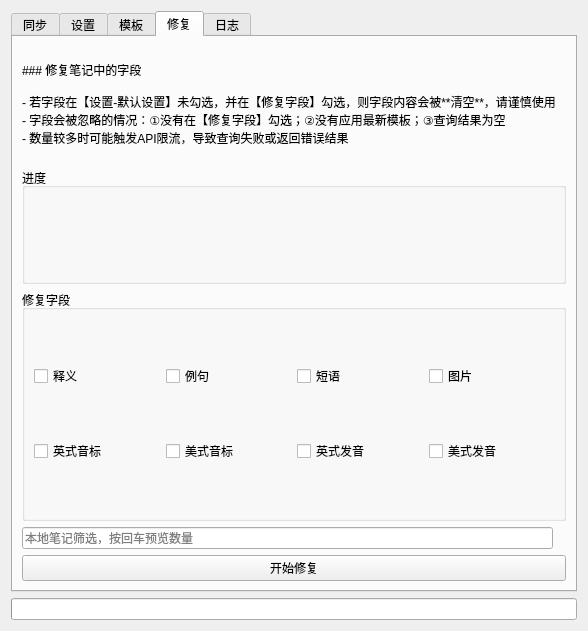
Above: addon/UIForm/main_ui.ui from joexzh/Dict2Anki-ng before the change. Below: the same form after it.
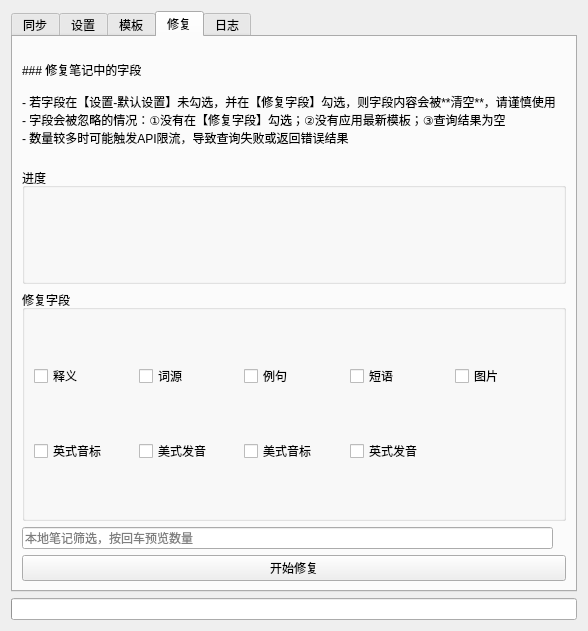
That is the form after the change. The open tabs and pages were chosen to show the change. Icons and pictures are not drawn. Custom widgets are drawn as their Qt base class.

Commit message: ft-etym: add etymology checkbox option in repair page

Diff of the .ui file:
```diff
--- a/addon/UIForm/main_ui.ui
+++ b/addon/UIForm/main_ui.ui
@@ -722,6 +722,27 @@
           <string>修复字段</string>
          </property>
          <layout class="QGridLayout" name="gridLayout_5">
+          <item row="0" column="3">
+           <widget class="QCheckBox" name="repairPhraseCB">
+            <property name="text">
+             <string>短语</string>
+            </property>
+           </widget>
+          </item>
+          <item row="2" column="0">
+           <widget class="QCheckBox" name="repairBrEPhoneticCB">
+            <property name="text">
+             <string>英式音标</string>
+            </property>
+           </widget>
+          </item>
+          <item row="0" column="4">
+           <widget class="QCheckBox" name="repairImgCB">
+            <property name="text">
+             <string>图片</string>
+            </property>
+           </widget>
+          </item>
           <item row="0" column="0">
            <widget class="QCheckBox" name="repairDefCB">
             <property name="text">
@@ -729,55 +750,41 @@
             </property>
            </widget>
           </item>
-          <item row="0" column="1">
+          <item row="0" column="2">
            <widget class="QCheckBox" name="repairSentenceCB">
             <property name="text">
              <string>例句</string>
             </property>
            </widget>
           </item>
-          <item row="0" column="2">
-           <widget class="QCheckBox" name="repairPhraseCB">
+          <item row="0" column="1">
+           <widget class="QCheckBox" name="repairEtymCB">
             <property name="text">
-             <string>短语</string>
+             <string>词源</string>
             </property>
            </widget>
           </item>
-          <item row="0" column="3">
-           <widget class="QCheckBox" name="repairImgCB">
-            <property name="text">
-             <string>图片</string>
-            </property>
-           </widget>
-          </item>
-          <item row="1" column="0">
-           <widget class="QCheckBox" name="repairBrEPhoneticCB">
-            <property name="text">
-             <string>英式音标</string>
-            </property>
-           </widget>
-          </item>
-          <item row="1" column="1">
-           <widget class="QCheckBox" name="repairAmEPhoneticCB">
-            <property name="text">
-             <string>美式音标</string>
-            </property>
-           </widget>
-          </item>
-          <item row="1" column="2">
-           <widget class="QCheckBox" name="repairBrEPronCB">
-            <property name="text">
-             <string>英式发音</string>
-            </property>
-           </widget>
-          </item>
-          <item row="1" column="3">
+          <item row="2" column="1">
            <widget class="QCheckBox" name="repairAmEPronCB">
             <property name="text">
              <string>美式发音</string>
             </property>
            </widget>
           </item>
+          <item row="2" column="3">
+           <widget class="QCheckBox" name="repairBrEPronCB">
+            <property name="text">
+             <string>英式发音</string>
+            </property>
+           </widget>
+          </item>
+          <item row="2" column="2">
+           <widget class="QCheckBox" name="repairAmEPhoneticCB">
+            <property name="text">
+             <string>美式音标</string>
+            </property>
+           </widget>
+          </item>
          </layout>
         </widget>
        </item>
```
The commit also changes 2 other files.
